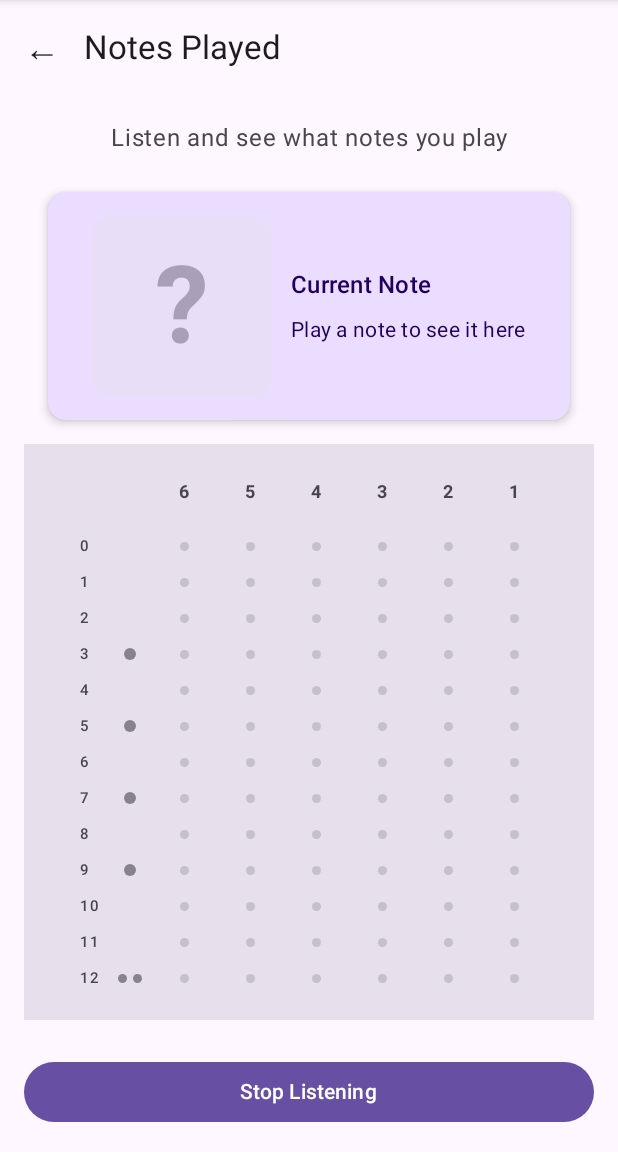
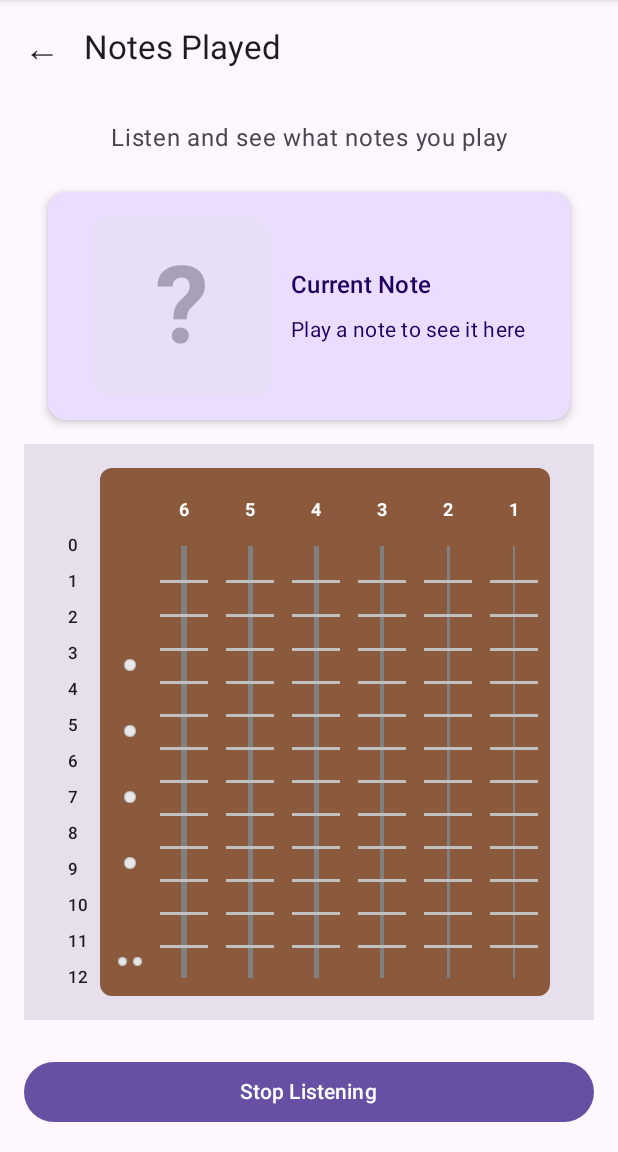
Before and after one commit to tobi01001/android-guitar-notes-learner, an Android app built with Jetpack Compose: the NotesPlayedScreen screen opened through its navigation route, after a tap on "Start Listening", on a phone screen of 412 x 824 dp, the part 84-1236 px from its top. Run offline under Robolectric (Android 15) with nearby library versions, the phone set to English and light mode, and no system bars.

Commit message:
Enhanced fretboard view with realistic guitar appearance
Co-authored-by: tobi01001 <1083336+tobi01001@users.noreply.github.com>

```diff
--- a/app/src/main/java/com/androidguitarnotes/app/notesplayed/FretboardView.kt
+++ b/app/src/main/java/com/androidguitarnotes/app/notesplayed/FretboardView.kt
@@ -4,12 +4,14 @@ import androidx.compose.foundation.background
 import androidx.compose.foundation.border
 import androidx.compose.foundation.layout.*
 import androidx.compose.foundation.shape.CircleShape
+import androidx.compose.foundation.shape.RoundedCornerShape
 import androidx.compose.material3.MaterialTheme
 import androidx.compose.material3.Text
 import androidx.compose.runtime.Composable
 import androidx.compose.ui.Alignment
 import androidx.compose.ui.Modifier
 import androidx.compose.ui.draw.clip
+import androidx.compose.ui.graphics.Color
 import androidx.compose.ui.text.font.FontWeight
 import androidx.compose.ui.unit.Dp
 import androidx.compose.ui.unit.dp
@@ -17,6 +19,11 @@ import androidx.compose.ui.unit.sp
 import com.androidguitarnotes.app.ui.NoteColors
 
 private const val GUITAR_STRINGS = 6
+
+// Realistic fretboard colors
+private val FRETBOARD_WOOD_COLOR = Color(0xFF8B5A3C) // Rosewood brown
+private val FRET_BAR_COLOR = Color(0xFFC0C0C0) // Silver/metal
+private val STRING_COLOR = Color(0xFF808080) // Steel grey
 
 /**
  * Fretboard visualization composable.
@@ -65,7 +72,17 @@ fun FretboardView(
 
         Spacer(modifier = Modifier.width(8.dp))
 
-        // Fret markers (dots)
+        // Main fretboard area with wooden background
+        Box(
+            modifier =
+                Modifier
+                    .clip(RoundedCornerShape(8.dp))
+                    .background(FRETBOARD_WOOD_COLOR),
+        ) {
+            Row(
+                modifier = Modifier.padding(horizontal = 8.dp, vertical = 12.dp),
+            ) {
+                // Fret markers (dots) - positioned between strings 3 and 4
                 FretMarkers(maxFret = maxFret)
 
                 Spacer(modifier = Modifier.width(8.dp))
@@ -83,6 +100,8 @@ fun FretboardView(
                             highlightAlpha = highlightAlpha,
                             isPersisted = isPersisted,
                         )
+                    }
+                }
             }
         }
     }
@@ -145,7 +164,8 @@ private fun MarkerDot(
             modifier
                 .size(size)
                 .clip(CircleShape)
-                .background(MaterialTheme.colorScheme.onSurfaceVariant.copy(alpha = 0.6f)),
+                .background(Color(0xFFE8E8E8)) // Pearl/mother-of-pearl color
+                .border(0.5.dp, Color(0xFFB0B0B0), CircleShape),
     )
 }
 
@@ -172,8 +192,9 @@ private fun FretNumbers(
                 Text(
                     text = fret.toString(),
                     style = MaterialTheme.typography.labelSmall,
-                    fontSize = 10.sp,
-                    color = MaterialTheme.colorScheme.onSurfaceVariant,
+                    fontSize = 11.sp,
+                    fontWeight = FontWeight.Medium,
+                    color = MaterialTheme.colorScheme.onSurface,
                 )
             }
         }
@@ -193,10 +214,35 @@ private fun StringColumn(
     isPersisted: Boolean = false,
     modifier: Modifier = Modifier,
 ) {
-    Column(
+    // String thickness varies by string number (thicker for lower strings)
+    val stringWidth = when (stringNumber) {
+        1 -> 1.5.dp // High E (thinnest)
+        2 -> 2.dp   // B
+        3 -> 2.5.dp // G
+        4 -> 3.dp   // D
+        5 -> 3.5.dp // A
+        6 -> 4.dp   // Low E (thickest)
+        else -> 2.dp
+    }
+
+    Box(
         modifier =
             modifier
                 .width(32.dp),
+        contentAlignment = Alignment.TopCenter,
+    ) {
+        // Visual guitar string running vertically
+        Box(
+            modifier =
+                Modifier
+                    .width(stringWidth)
+                    .fillMaxHeight()
+                    .padding(top = 40.dp)
+                    .background(STRING_COLOR),
+        )
+
+        Column(
+            modifier = Modifier.fillMaxHeight(),
             horizontalAlignment = Alignment.CenterHorizontally,
         ) {
             // String label
@@ -204,7 +250,7 @@ private fun StringColumn(
                 text = stringNumber.toString(),
                 style = MaterialTheme.typography.labelMedium,
                 fontWeight = FontWeight.Bold,
-            color = MaterialTheme.colorScheme.onSurfaceVariant,
+                color = Color.White,
                 modifier =
                     Modifier
                         .height(32.dp)
@@ -213,7 +259,7 @@ private fun StringColumn(
 
             Spacer(modifier = Modifier.height(8.dp))
 
-        // Frets
+            // Frets with fret bars
             Column(
                 modifier = Modifier.weight(1f),
                 verticalArrangement = Arrangement.SpaceEvenly,
@@ -224,20 +270,38 @@ private fun StringColumn(
                             it.stringNumber == stringNumber && it.fret == fret
                         }
 
+                    Box(
+                        modifier = Modifier.weight(1f),
+                        contentAlignment = Alignment.Center,
+                    ) {
+                        // Fret bar (horizontal metal bar)
+                        if (fret > 0) {
+                            Box(
+                                modifier =
+                                    Modifier
+                                        .fillMaxWidth()
+                                        .height(2.dp)
+                                        .align(Alignment.TopCenter)
+                                        .background(FRET_BAR_COLOR),
+                            )
+                        }
+
+                        // Note marker at string/fret intersection
                         FretMarker(
                             isHighlighted = isHighlighted,
                             noteName = detectedNote,
                             highlightAlpha = highlightAlpha,
                             isPersisted = isPersisted,
-                    modifier = Modifier.weight(1f),
                         )
+                    }
+                }
             }
         }
     }
 }
 
 /**
- * Displays a single fret position marker.
+ * Displays a single fret position marker at string/fret intersection.
  */
 @Composable
 private fun FretMarker(
@@ -250,7 +314,7 @@ private fun FretMarker(
     Box(
         modifier =
             modifier
-                .aspectRatio(1f)
+                .size(28.dp)
                 .padding(2.dp),
         contentAlignment = Alignment.Center,
     ) {
@@ -279,19 +343,11 @@ private fun FretMarker(
                 Text(
                     text = noteName,
                     style = MaterialTheme.typography.labelSmall,
-                    fontSize = 10.sp,
+                    fontSize = 9.sp,
                     fontWeight = FontWeight.Bold,
-                    color = MaterialTheme.colorScheme.onPrimary.copy(alpha = highlightAlpha),
-                )
-            }
-        } else {
-            Box(
-                modifier =
-                    Modifier
-                        .size(6.dp)
-                        .clip(CircleShape)
-                        .background(MaterialTheme.colorScheme.outline.copy(alpha = 0.3f)),
+                    color = Color.White.copy(alpha = highlightAlpha),
                 )
             }
         }
     }
+}
```
Lines whose indentation alone changed are shown as unchanged.
